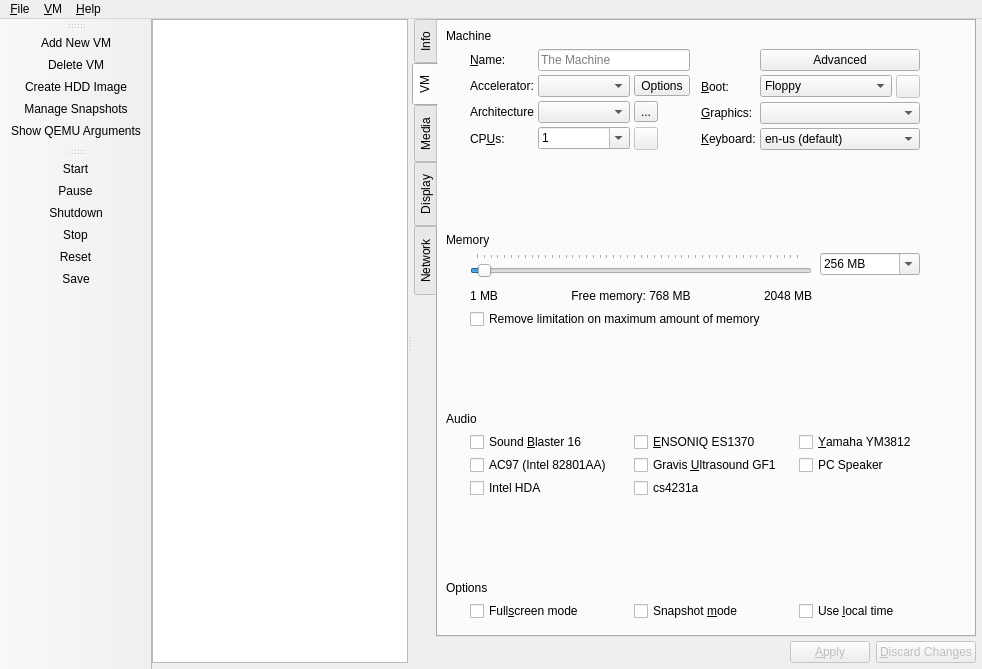
tronx2100/aqemu, file src/Main_Window.ui: the form before one commit.
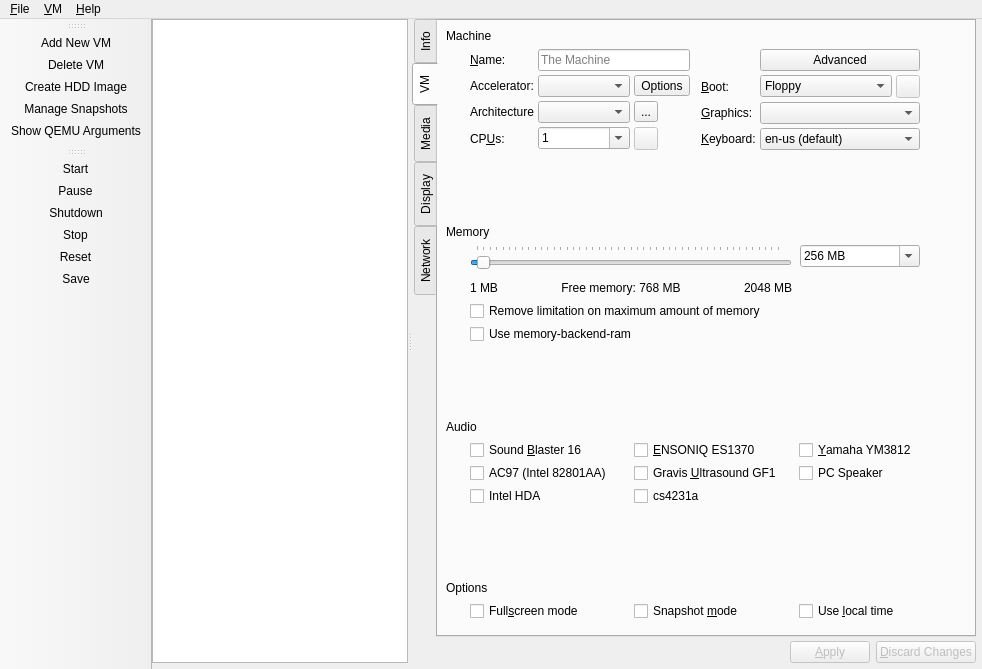
The form after the commit. Icons and pictures are not drawn. Custom widgets are drawn as their Qt base class.

Patch:
```diff
--- a/src/Main_Window.ui
+++ b/src/Main_Window.ui
@@ -909,7 +909,7 @@
                  </property>
                  <property name="minimumSize">
                   <size>
-                   <width>100</width>
+                   <width>120</width>
                    <height>0</height>
                   </size>
                  </property>
@@ -991,6 +991,16 @@
                  </property>
                 </widget>
                </item>
+               <item row="3" column="0">
+                <widget class="QCheckBox" name="CH_Use_Memory_Backend">
+                 <property name="text">
+                  <string>Use memory-backend-ram</string>
+                 </property>
+                 <property name="toolTip">
+                  <string>Use QEMU memory backend syntax for RAM instead of plain -m.</string>
+                 </property>
+                </widget>
+               </item>
                <item row="1" column="2" rowspan="2">
                 <spacer name="verticalSpacer_15">
                  <property name="orientation">
```
Left out of the diff: 7 changed lines with no effect on the pictures. Lines whose indentation alone changed are shown as unchanged.
